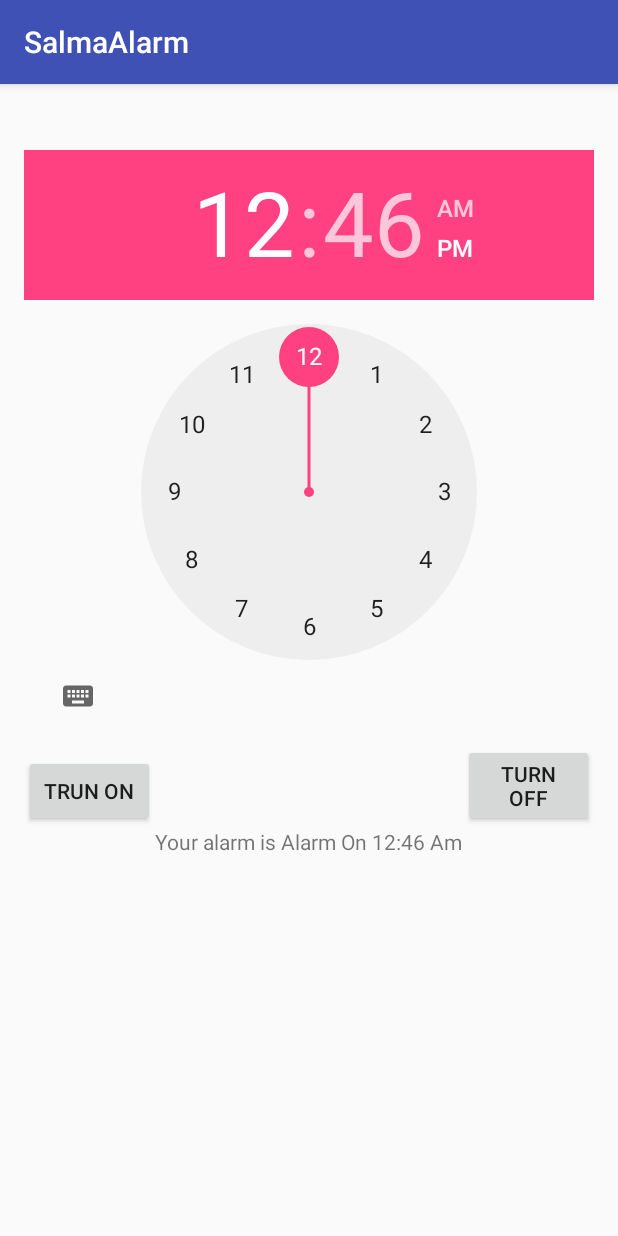
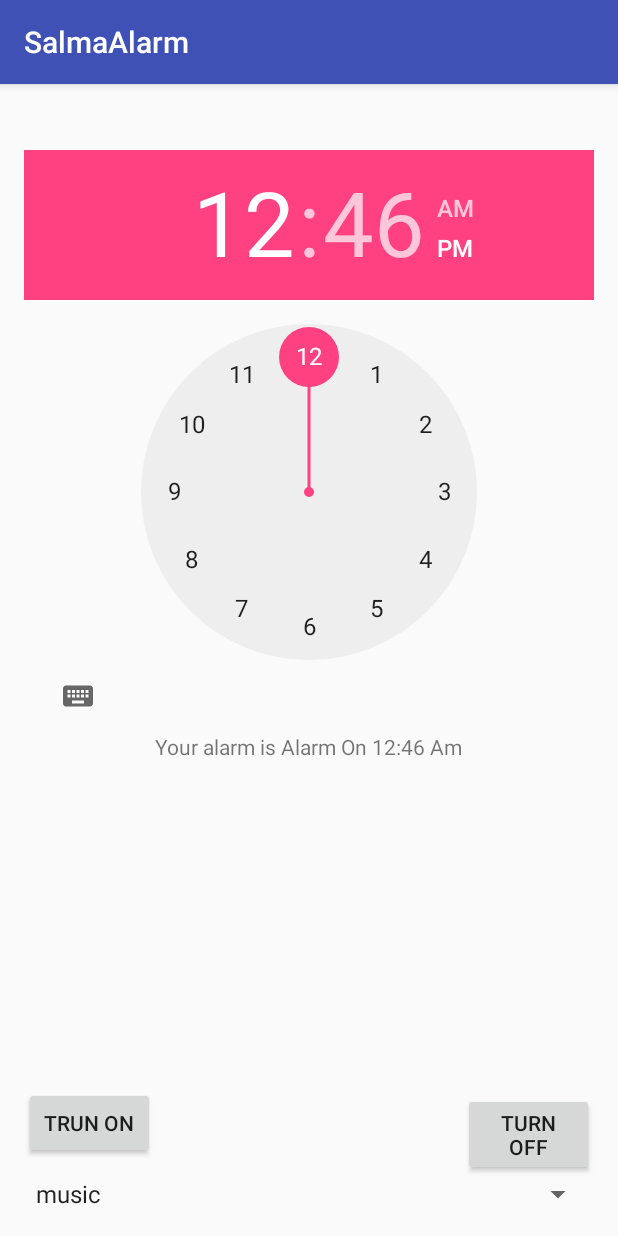
Before and after one commit to salma-abd-elaziz/Alarm, an Android app: the screen it shows after launch (MainActivity), after a tap on "TRUN ON", on a phone screen of 412 x 824 dp. Run offline under Robolectric (Android 15) with nearby library versions, the phone set to English and light mode, and no system bars.

```diff
--- a/app/src/main/java/com/example/salma/salmaalarm/MainActivity.java
+++ b/app/src/main/java/com/example/salma/salmaalarm/MainActivity.java
@@ -8,23 +8,30 @@ import android.os.Build;
 import android.support.v7.app.AppCompatActivity;
 import android.os.Bundle;
 import android.view.View;
+import android.widget.AdapterView;
+import android.widget.ArrayAdapter;
 import android.widget.Button;
+import android.widget.Spinner;
 import android.widget.TextView;
 import android.widget.TimePicker;
+import android.widget.Toast;
+
 import java.util.Calendar;
 // MainActivity takes to AlarmReceiver, then the AlarmReceiver will send signal to RingtoneService,
 //why the MainActivity can't talk to the RingtoneService, because if it does the song will go on
 //so the AlarmReceiver allow us to have the song playing after a certain amount of time.
-public class MainActivity extends AppCompatActivity {
+public class MainActivity extends AppCompatActivity implements AdapterView.OnItemSelectedListener {
 
-    //variables.
+    // variables.
     private final String STATUS =  "Your alarm is ";
-    AlarmManager alarmManager;
-    TimePicker alarmTime;
-    TextView status;
+    private AlarmManager alarmManager;
+    private TimePicker alarmTime;
+    private TextView status;
+    private boolean alarmIsOn;
     // I don't know why we need this.
-    Context context;
-    PendingIntent pendingIntent;
+    private Context context;
+    private PendingIntent pendingIntent;
+
 
     @Override
     protected void onCreate(Bundle savedInstanceState) {
@@ -32,70 +39,94 @@ public class MainActivity extends AppCompatActivity {
         setContentView(R.layout.activity_main);
 
         this.context = this;
-        //Initializing alarm manager.
+        // Initializing alarm manager.
         alarmManager = (AlarmManager) getSystemService(ALARM_SERVICE);
-        //Initializing Time picker.
+        // Initializing Time picker.
         alarmTime = (TimePicker) findViewById(R.id.timePicker);
-        //Initializing the status textView.
+        // Initializing the status textView.
         status = (TextView) findViewById(R.id.status);
-        //Initializing calender object.
+        // Initializing calender object.
         final Calendar calendar = Calendar.getInstance();
 
         Button start = (Button) findViewById(R.id.start_alarm);
         Button end = (Button) findViewById(R.id.end_alarm);
 
+        // Creating the spinner.
+        Spinner spinner = (Spinner) findViewById(R.id.spinner);
+        // Setting up the array of the spinner and its layout.
+        ArrayAdapter<CharSequence> adapter = ArrayAdapter.createFromResource(this, R.array.ringtones, android.R.layout.simple_spinner_item);
+        // Specify the layout to use when the list of choices appears.
+        adapter.setDropDownViewResource(android.R.layout.simple_spinner_dropdown_item);
+        spinner.setAdapter(adapter);
+
         // Create an intent for AlarmReceiver (will go to AlarmReceiver class).
         final Intent alarmReceiverIntent = new Intent(this.context, AlarmReceiver.class);
 
-       //Onclick listener.
+       // Onclick listener.
         start.setOnClickListener(new View.OnClickListener() {
             @Override
             public void onClick(View v) {
+                if (!alarmIsOn){ // Alarm is off.
+                    alarmIsOn = true;
                     String hr = "", min = "", str = "";
                     if (Build.VERSION.SDK_INT >= 23 ) {
+                        // set the calender.
                         calendar.set(Calendar.HOUR_OF_DAY, alarmTime.getHour());
                         hr = String.valueOf(alarmTime.getHour());
-                } else {
-                    calendar.set(Calendar.HOUR_OF_DAY, alarmTime.getCurrentHour());
-                    hr = String.valueOf(alarmTime.getCurrentHour());
-                }
-                if (Build.VERSION.SDK_INT >= 23 ) {
                         calendar.set(Calendar.MINUTE, alarmTime.getMinute());
                         min = String.valueOf(alarmTime.getMinute());
                     } else {
+                        // set the calender.
+                        calendar.set(Calendar.HOUR_OF_DAY, alarmTime.getCurrentHour());
+                        hr = String.valueOf(alarmTime.getCurrentHour());
                         calendar.set(Calendar.MINUTE, alarmTime.getCurrentMinute());
                         min = String.valueOf(alarmTime.getCurrentMinute());
                     }
-
                     str = Integer.parseInt(hr) > 12 ? String.valueOf(Integer.parseInt(hr) - 12) + ":" + min +"Pm" : hr + ":" + min+  " Am";
                     setAlarmText("Alarm On " + str);
 
-                //Adding extra string in the Intent to tell you started the alarm.
+                    // Adding extra string in the Intent to tell you started the alarm.
                     alarmReceiverIntent.putExtra("extra", "Alarm On");
-                //pending intent is the intent that delays the intent
-                //until the specified calender time.
+                    // pending intent is the intent that delays the intent
+                    // until the specified calender time.
                     pendingIntent = PendingIntent.getBroadcast(MainActivity.this, 0, alarmReceiverIntent, PendingIntent.FLAG_UPDATE_CURRENT);
 
-                //setting the AlarmManager
+                    // setting the AlarmManager
                     alarmManager.set(AlarmManager.RTC_WAKEUP, calendar.getTimeInMillis(), pendingIntent);
-                //after all that we need to set the manifest to allow broadcasting.  <receiver android:name=".AlarmReceiver"></receiver>
+                    // after all that we need to set the manifest to allow broadcasting.  <receiver android:name=".AlarmReceiver"></receiver>
+                } else {  // Alarm is on.
+                    CharSequence text = "Alarm already set!";
+                    int duration = Toast.LENGTH_SHORT;
+
+                    Toast toast = Toast.makeText(context, text, duration);
+                    toast.show();
                 }
+            }
+
         });
 
         end.setOnClickListener(new View.OnClickListener() {
             @Override
             public void onClick(View v) {
+                if (alarmIsOn) { // Alarm is on.
+                    alarmIsOn = false;
                     setAlarmText("Alarm Off!");
-                //to cancel tha alarm. we still need to stop the ringtone.
+                    // to cancel tha alarm. we still need to stop the ringtone.
                     alarmManager.cancel(pendingIntent);
 
-                //Adding extra string in the Intent to tell the clock you pressed off.
+                    // Adding extra string in the Intent to tell the clock you pressed off.
                     alarmReceiverIntent.putExtra("extra", "Alarm Off");
 
-                //Stop the ringTone.
-                //This sends a signal to AlarmReceiver which will sends a signal to the RingTonePlayingService immediately.
+                    // Stop the ringTone.
+                    // This sends a signal to AlarmReceiver which will sends a signal to the RingTonePlayingService immediately.
                     sendBroadcast(alarmReceiverIntent);
+                } else {  // Alarm is off.
+                    CharSequence text = "Alarm already off!";
+                    int duration = Toast.LENGTH_SHORT;
 
+                    Toast toast = Toast.makeText(context, text, duration);
+                    toast.show();
+                }
             }
         });
     }
@@ -103,4 +134,15 @@ public class MainActivity extends AppCompatActivity {
     private void setAlarmText(String s) {
         status.setText(STATUS + s);
     }
+
+    @Override
+    public void onItemSelected(AdapterView<?> parent, View view, int position, long id) {
+        // An item was selected. You can retrieve the selected item using
+        // parent.getItemAtPosition(pos)
     }
+
+    @Override
+    public void onNothingSelected(AdapterView<?> parent) {
+        // parent.getItemAtPosition(pos)// Another interface callback
+    }
+}
--- a/app/src/main/res/layout/activity_main.xml
+++ b/app/src/main/res/layout/activity_main.xml
@@ -19,29 +19,41 @@
         android:layout_alignParentStart="true"
         android:layout_marginTop="28dp" />
 
+    <Spinner
+        android:layout_width="match_parent"
+        android:layout_height="wrap_content"
+        android:layout_alignParentBottom="true"
+        android:id="@+id/spinner"
+        android:layout_alignRight="@+id/end_alarm"
+        android:layout_alignEnd="@+id/end_alarm"
+        android:layout_alignLeft="@+id/start_alarm"
+        android:layout_alignStart="@+id/start_alarm" />
+
     <TextView
         android:text="Did you set the alarm?"
         android:layout_width="wrap_content"
         android:layout_height="wrap_content"
-        android:layout_below="@+id/start_alarm"
-        android:layout_centerHorizontal="true"
-        android:id="@+id/status" />
+        android:id="@+id/status"
+        android:layout_below="@+id/timePicker"
+        android:layout_centerHorizontal="true" />
 
     <Button
         android:text="Trun On"
         android:layout_width="wrap_content"
         android:layout_height="wrap_content"
         android:id="@+id/start_alarm"
-        android:layout_below="@+id/timePicker"
+        android:layout_above="@+id/spinner"
         android:layout_toLeftOf="@+id/status"
-        android:layout_marginTop="15dp" />
+        android:layout_toStartOf="@+id/status"
+        android:layout_marginBottom="11dp" />
 
     <Button
         android:text="Turn off"
         android:layout_width="wrap_content"
         android:layout_height="wrap_content"
         android:id="@+id/end_alarm"
-        android:layout_above="@+id/status"
+        android:layout_alignBaseline="@+id/start_alarm"
+        android:layout_alignBottom="@+id/start_alarm"
         android:layout_toRightOf="@+id/status"
         android:layout_toEndOf="@+id/status" />
 </RelativeLayout>
--- a/app/src/main/res/values/strings.xml
+++ b/app/src/main/res/values/strings.xml
@@ -1,3 +1,10 @@
 <resources>
     <string name="app_name">SalmaAlarm</string>
+
+    <string-array name="ringtones">
+        <item>music</item>
+        <item>Cool</item>
+        <item>morning</item>
+        <item>nice</item>
+    </string-array>
 </resources>
```
Also changed, not shown: app/src/main/java/com/example/salma/salmaalarm/RingtonePlayingService.java (+14 -16 lines), 3 other files. Lines whose indentation alone changed are shown as unchanged.
